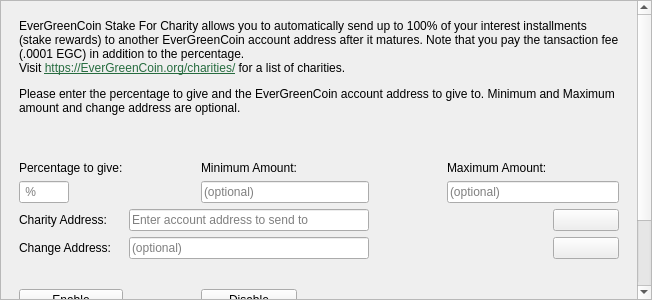
Before: the Qt Designer form src/qt/forms/charitydialog.ui in EverGreenCoinDev/EverGreenCoin, drawn with Qt 5.
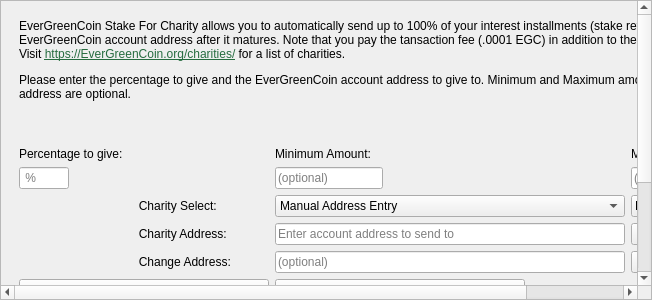
After: the same form once the commit is applied. Icons and pictures are not drawn.

Commit message: Initial charity select combo box commit. Combo box updated with contents of https://evergreencoin.org/charities.json

Patch:
```diff
--- a/src/qt/forms/charitydialog.ui
+++ b/src/qt/forms/charitydialog.ui
@@ -46,14 +46,14 @@
       </property>
       <property name="geometry">
        <rect>
-        <x>0</x>
+        <x>-108</x>
         <y>0</y>
-        <width>636</width>
-        <height>402</height>
+        <width>773</width>
+        <height>458</height>
        </rect>
       </property>
       <layout class="QGridLayout" name="gridLayout_3">
-       <item row="1" column="0">
+       <item row="2" column="0">
         <spacer name="verticalSpacer_2">
          <property name="font">
           <font>
@@ -85,6 +85,28 @@
           <enum>QFrame::Plain</enum>
          </property>
          <layout class="QGridLayout" name="gridLayout_2">
+          <item row="0" column="0" colspan="4">
+           <widget class="QLabel" name="label_2">
+            <property name="styleSheet">
+             <string notr="true">color: black;</string>
+            </property>
+            <property name="lineWidth">
+             <number>1</number>
+            </property>
+            <property name="text">
+             <string>&lt;html&gt;&lt;head/&gt;&lt;body&gt;&lt;p&gt;EverGreenCoin Stake For Charity allows you to automatically send up to 100% of your interest installments (stake rewards) to another EverGreenCoin account address after it matures. Note that you pay the tansaction fee (.0001 EGC) in addition to the percentage.&lt;br/&gt;Visit &lt;a href=&quot;https://EverGreenCoin.org/charities/&quot;&gt;&lt;span style=&quot; text-decoration: underline; color:#266c3f;&quot;&gt;https://EverGreenCoin.org/charities/&lt;/span&gt;&lt;/a&gt; for a list of charities.&lt;/p&gt;&lt;p&gt;Please enter the percentage to give and the EverGreenCoin account address to give to. Minimum and Maximum amount and change address are optional.&lt;/p&gt;&lt;p&gt;&lt;br/&gt;&lt;/p&gt;&lt;/body&gt;&lt;/html&gt;</string>
+            </property>
+            <property name="alignment">
+             <set>Qt::AlignLeading|Qt::AlignLeft|Qt::AlignTop</set>
+            </property>
+            <property name="wordWrap">
+             <bool>true</bool>
+            </property>
+            <property name="openExternalLinks">
+             <bool>true</bool>
+            </property>
+           </widget>
+          </item>
           <item row="1" column="0">
            <widget class="QLabel" name="label">
             <property name="toolTip">
@@ -95,7 +117,17 @@
             </property>
            </widget>
           </item>
-          <item row="1" column="5">
+          <item row="1" column="1">
+           <widget class="QLabel" name="label_3">
+            <property name="toolTip">
+             <string>Minimum amount to send</string>
+            </property>
+            <property name="text">
+             <string>&lt;html&gt;&lt;head/&gt;&lt;body&gt;&lt;p&gt;Minimum Amount:&lt;/p&gt;&lt;/body&gt;&lt;/html&gt;</string>
+            </property>
+           </widget>
+          </item>
+          <item row="1" column="2">
            <widget class="QLabel" name="label_4">
             <property name="toolTip">
              <string>Maximum amount to send</string>
@@ -105,8 +137,33 @@
             </property>
            </widget>
           </item>
-          <item row="2" column="2" colspan="2">
+          <item row="2" column="0">
+           <widget class="QLineEdit" name="charityPercentEdit">
+            <property name="maximumSize">
+             <size>
+              <width>50</width>
+              <height>16777215</height>
+             </size>
+            </property>
+            <property name="toolTip">
+             <string>Enter whole numbers 1 - 100</string>
+            </property>
+            <property name="maxLength">
+             <number>3</number>
+            </property>
+            <property name="placeholderText">
+             <string> % </string>
+            </property>
+           </widget>
+          </item>
+          <item row="2" column="1">
            <widget class="QLineEdit" name="charityMinEdit">
+            <property name="sizePolicy">
+             <sizepolicy hsizetype="Fixed" vsizetype="Fixed">
+              <horstretch>0</horstretch>
+              <verstretch>0</verstretch>
+             </sizepolicy>
+            </property>
             <property name="toolTip">
              <string>Minimum amount to send</string>
             </property>
@@ -118,8 +175,14 @@
             </property>
            </widget>
           </item>
-          <item row="2" column="5" colspan="2">
+          <item row="2" column="2" colspan="2">
            <widget class="QLineEdit" name="charityMaxEdit">
+            <property name="sizePolicy">
+             <sizepolicy hsizetype="Fixed" vsizetype="Fixed">
+              <horstretch>0</horstretch>
+              <verstretch>0</verstretch>
+             </sizepolicy>
+            </property>
             <property name="toolTip">
              <string>Maximum amount to send</string>
             </property>
@@ -135,67 +198,110 @@
            </widget>
           </item>
           <item row="3" column="0">
-           <widget class="QLabel" name="label_5">
+           <widget class="QLabel" name="label_7">
             <property name="toolTip">
              <string>Account address to send percentage of interest installments to</string>
             </property>
             <property name="text">
-             <string>Charity Address:</string>
+             <string>                                    Charity Select:</string>
             </property>
            </widget>
           </item>
-          <item row="3" column="6">
-           <widget class="QPushButton" name="addressBookButton">
+          <item row="3" column="1">
+           <widget class="QComboBox" name="comboBox">
             <property name="toolTip">
              <string>Choose an address from the address book</string>
             </property>
+            <item>
             <property name="text">
-             <string/>
-            </property>
-            <property name="icon">
-             <iconset resource="../bitcoin.qrc">
-              <normaloff>:/icons/address-book</normaloff>:/icons/address-book</iconset>
-            </property>
-            <property name="shortcut">
-             <string>Alt+A</string>
-            </property>
-            <property name="autoDefault">
-             <bool>false</bool>
-            </property>
+              <string>Manual Address Entry</string>
+             </property>
+            </item>
+            <item>
+             <property name="text">
+              <string>EverGreenCoin Foundation</string>
+             </property>
+            </item>
            </widget>
           </item>
           <item row="4" column="0">
-           <widget class="QLabel" name="label_6">
+           <widget class="QLabel" name="label_5">
             <property name="toolTip">
              <string>The amount left over returned to you (expert only, safe to ignore)</string>
             </property>
             <property name="text">
-             <string>Change Address:</string>
+             <string>                                    Charity Address:</string>
             </property>
            </widget>
           </item>
-          <item row="4" column="6">
-           <widget class="QPushButton" name="changeAddressBookButton">
+          <item row="4" column="1">
+           <widget class="QLineEdit" name="charityAddressEdit">
+            <property name="sizePolicy">
+             <sizepolicy hsizetype="Fixed" vsizetype="Fixed">
+              <horstretch>0</horstretch>
+              <verstretch>0</verstretch>
+             </sizepolicy>
+            </property>
+            <property name="minimumSize">
+             <size>
+              <width>350</width>
+              <height>0</height>
+             </size>
+            </property>
             <property name="toolTip">
              <string>Choose an address from the address book</string>
             </property>
-            <property name="text">
-             <string/>
+            <property name="maxLength">
+             <number>34</number>
             </property>
-            <property name="icon">
-             <iconset resource="../bitcoin.qrc">
-              <normaloff>:/icons/address-book</normaloff>:/icons/address-book</iconset>
-            </property>
-            <property name="shortcut">
-             <string>Alt+A</string>
-            </property>
-            <property name="autoDefault">
-             <bool>false</bool>
+            <property name="placeholderText">
+             <string>Enter account address to send to</string>
             </property>
            </widget>
           </item>
           <item row="5" column="0">
+           <widget class="QLabel" name="label_6">
+            <property name="toolTip">
+             <string>The amount left over returned to you (expert only, safe to ignore)</string>
+            </property>
+            <property name="text">
+             <string>                                    Change Address:</string>
+            </property>
+           </widget>
+          </item>
+          <item row="5" column="1">
+           <widget class="QLineEdit" name="charityChangeAddressEdit">
+            <property name="sizePolicy">
+             <sizepolicy hsizetype="Fixed" vsizetype="Fixed">
+              <horstretch>0</horstretch>
+              <verstretch>0</verstretch>
+             </sizepolicy>
+            </property>
+            <property name="minimumSize">
+             <size>
+              <width>350</width>
+              <height>0</height>
+             </size>
+            </property>
+            <property name="toolTip">
+             <string>The amount left over returned to you (expert only, safe to ignore)</string>
+            </property>
+            <property name="maxLength">
+             <number>34</number>
+            </property>
+            <property name="placeholderText">
+             <string>(optional)</string>
+            </property>
+           </widget>
+          </item>
+          <item row="6" column="0">
            <widget class="QPushButton" name="enableButton">
+            <property name="minimumSize">
+             <size>
+              <width>250</width>
+              <height>0</height>
+             </size>
+            </property>
             <property name="toolTip">
              <string>Enable EverGreenCoin Stake For Charity</string>
             </property>
@@ -207,8 +313,20 @@
             </property>
            </widget>
           </item>
-          <item row="5" column="2">
+          <item row="6" column="1">
            <widget class="QPushButton" name="disableButton">
+            <property name="sizePolicy">
+             <sizepolicy hsizetype="Fixed" vsizetype="Fixed">
+              <horstretch>0</horstretch>
+              <verstretch>0</verstretch>
+             </sizepolicy>
+            </property>
+            <property name="minimumSize">
+             <size>
+              <width>250</width>
+              <height>0</height>
+             </size>
+            </property>
             <property name="toolTip">
              <string>Disable EverGreenCoin Stake For Charity</string>
             </property>
@@ -220,7 +338,72 @@
             </property>
            </widget>
           </item>
-          <item row="5" column="4" colspan="3">
+          <item row="4" column="2">
+           <widget class="QPushButton" name="addressBookButton">
+            <property name="sizePolicy">
+             <sizepolicy hsizetype="Fixed" vsizetype="Fixed">
+              <horstretch>0</horstretch>
+              <verstretch>0</verstretch>
+             </sizepolicy>
+            </property>
+            <property name="toolTip">
+             <string>Choose an address from the address book</string>
+            </property>
+            <property name="layoutDirection">
+             <enum>Qt::LeftToRight</enum>
+            </property>
+            <property name="text">
+             <string/>
+            </property>
+            <property name="icon">
+             <iconset resource="../bitcoin.qrc">
+              <normaloff>:/icons/address-book</normaloff>:/icons/address-book</iconset>
+            </property>
+            <property name="shortcut">
+             <string>Alt+A</string>
+            </property>
+            <property name="autoDefault">
+             <bool>false</bool>
+            </property>
+           </widget>
+          </item>
+          <item row="5" column="2">
+           <widget class="QPushButton" name="changeAddressBookButton">
+            <property name="sizePolicy">
+             <sizepolicy hsizetype="Fixed" vsizetype="Fixed">
+              <horstretch>0</horstretch>
+              <verstretch>0</verstretch>
+             </sizepolicy>
+            </property>
+            <property name="toolTip">
+             <string>Choose an address from the address book</string>
+            </property>
+            <property name="text">
+             <string/>
+            </property>
+            <property name="icon">
+             <iconset resource="../bitcoin.qrc">
+              <normaloff>:/icons/address-book</normaloff>:/icons/address-book</iconset>
+            </property>
+            <property name="shortcut">
+             <string>Alt+A</string>
+            </property>
+            <property name="autoDefault">
+             <bool>false</bool>
+            </property>
+           </widget>
+          </item>
+          <item row="3" column="2">
+           <widget class="QPushButton" name="btnRefreshCharities">
+            <property name="text">
+             <string>Refresh Charities</string>
+            </property>
+           </widget>
+          </item>
+         </layout>
+        </widget>
+       </item>
+       <item row="1" column="0">
            <widget class="QLabel" name="message">
             <property name="palette">
              <palette>
@@ -373,86 +556,6 @@
             <property name="text">
              <string>&lt;br /&gt;&lt;br /&gt;&lt;br /&gt;&lt;br /&gt;</string>
             </property>
-           </widget>
-          </item>
-          <item row="1" column="2">
-           <widget class="QLabel" name="label_3">
-            <property name="toolTip">
-             <string>Minimum amount to send</string>
-            </property>
-            <property name="text">
-             <string>&lt;html&gt;&lt;head/&gt;&lt;body&gt;&lt;p&gt;Minimum Amount:&lt;/p&gt;&lt;/body&gt;&lt;/html&gt;</string>
-            </property>
-           </widget>
-          </item>
-          <item row="3" column="1" colspan="3">
-           <widget class="QLineEdit" name="charityAddressEdit">
-            <property name="toolTip">
-             <string>Account address to send percentage of interest installments to</string>
-            </property>
-            <property name="maxLength">
-             <number>34</number>
-            </property>
-            <property name="placeholderText">
-             <string>Enter account address to send to</string>
-            </property>
-           </widget>
-          </item>
-          <item row="4" column="1" colspan="3">
-           <widget class="QLineEdit" name="charityChangeAddressEdit">
-            <property name="toolTip">
-             <string>The amount left over returned to you (expert only, safe to ignore)</string>
-            </property>
-            <property name="maxLength">
-             <number>34</number>
-            </property>
-            <property name="placeholderText">
-             <string>(optional)</string>
-            </property>
-           </widget>
-          </item>
-          <item row="2" column="0" colspan="2">
-           <widget class="QLineEdit" name="charityPercentEdit">
-            <property name="maximumSize">
-             <size>
-              <width>50</width>
-              <height>16777215</height>
-             </size>
-            </property>
-            <property name="toolTip">
-             <string>Enter whole numbers 1 - 100</string>
-            </property>
-            <property name="maxLength">
-             <number>3</number>
-            </property>
-            <property name="placeholderText">
-             <string> % </string>
-            </property>
-           </widget>
-          </item>
-          <item row="0" column="0" colspan="7">
-           <widget class="QLabel" name="label_2">
-            <property name="styleSheet">
-             <string notr="true">color: black;</string>
-            </property>
-            <property name="lineWidth">
-             <number>1</number>
-            </property>
-            <property name="text">
-             <string>&lt;html&gt;&lt;head/&gt;&lt;body&gt;&lt;p&gt;EverGreenCoin Stake For Charity allows you to automatically send up to 100% of your interest installments (stake rewards) to another EverGreenCoin account address after it matures. Note that you pay the tansaction fee (.0001 EGC) in addition to the percentage.&lt;br/&gt;Visit &lt;a href=&quot;https://EverGreenCoin.org/charities/&quot;&gt;&lt;span style=&quot; text-decoration: underline; color:#266c3f;&quot;&gt;https://EverGreenCoin.org/charities/&lt;/span&gt;&lt;/a&gt; for a list of charities.&lt;/p&gt;&lt;p&gt;Please enter the percentage to give and the EverGreenCoin account address to give to. Minimum and Maximum amount and change address are optional.&lt;/p&gt;&lt;p&gt;&lt;br/&gt;&lt;/p&gt;&lt;/body&gt;&lt;/html&gt;</string>
-            </property>
-            <property name="alignment">
-             <set>Qt::AlignLeading|Qt::AlignLeft|Qt::AlignTop</set>
-            </property>
-            <property name="wordWrap">
-             <bool>true</bool>
-            </property>
-            <property name="openExternalLinks">
-             <bool>true</bool>
-            </property>
-           </widget>
-          </item>
-         </layout>
         </widget>
        </item>
       </layout>
```
Left out of the diff: 7 changed lines with no effect on the pictures. Lines whose indentation alone changed are shown as unchanged. The commit also changes 5 other files.
